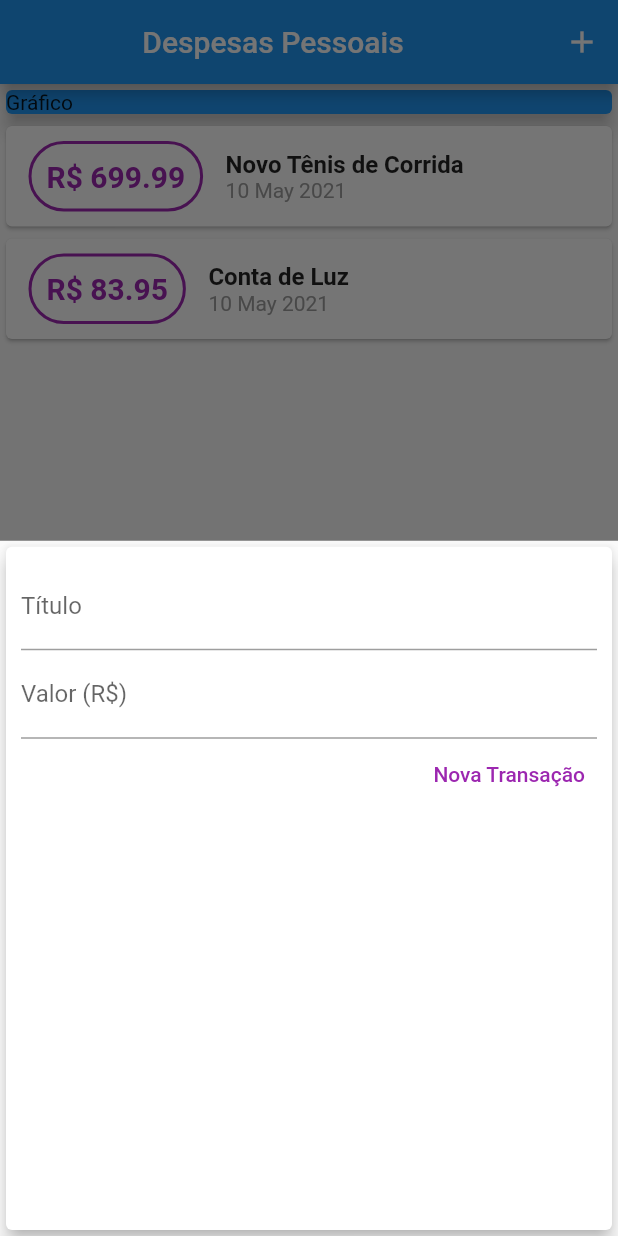
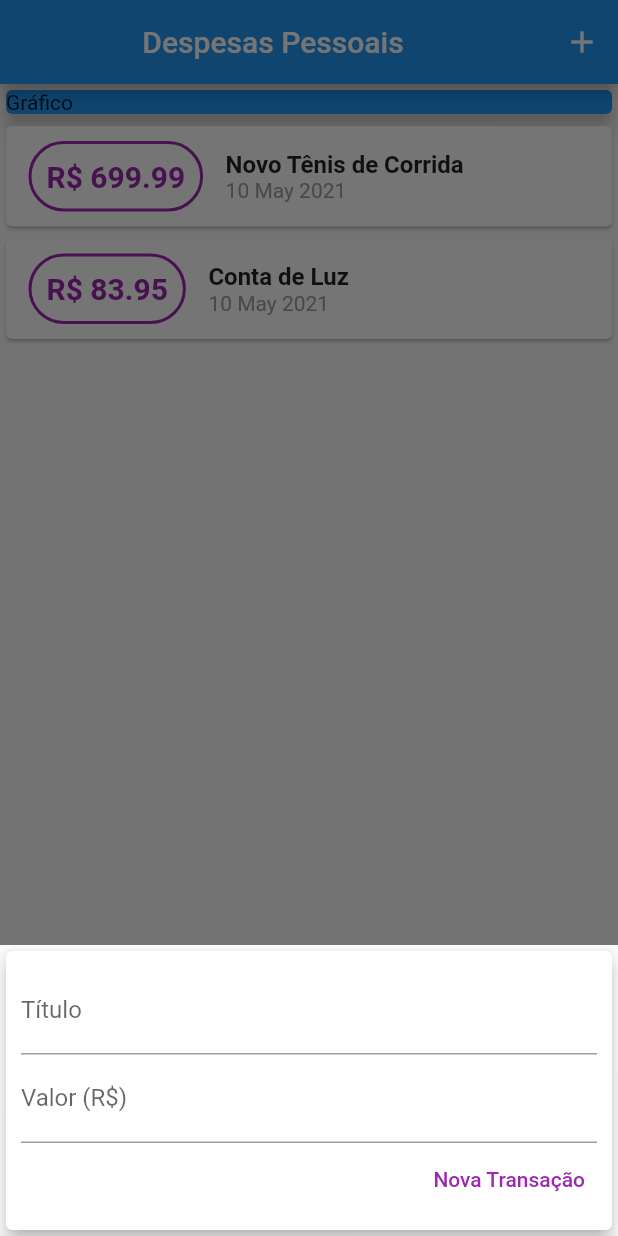
Before and after one commit to iagognunes/ProjetoDespesasPessoais, a Flutter app: the screen it shows after launch, after a tap on the "add" icon, on a phone screen of 412 x 824 dp. Run offline on Flutter 3.47's test engine with Material 2 defaults, Android fonts, the phone set to English and light mode, and no system bars.

Commit message:
Modulo 4: Aula 104
Fechando Formulário (Modal)

```diff
--- a/lib/components/transaction_form.dart
+++ b/lib/components/transaction_form.dart
@@ -27,7 +27,8 @@ class _TransactionFormState extends State<TransactionForm> {
 
   @override
   Widget build(BuildContext context) {
-    return Card(
+    return SingleChildScrollView(
+      child: Card(
         elevation: 5,
         child: Padding(
           padding: const EdgeInsets.all(10),
@@ -64,6 +65,7 @@ class _TransactionFormState extends State<TransactionForm> {
             ],
           ),
         ),
+      ),
     );
   }
 }
--- a/lib/main.dart
+++ b/lib/main.dart
@@ -45,6 +45,8 @@ class _MyHomePageState extends State<MyHomePage> {
     setState(() {
       _transactions.add(newTransaction);
     });
+
+    Navigator.of(context).pop();
   }
 
   _openTransactionFormModal(BuildContext context) {
```
Lines whose indentation alone changed are shown as unchanged.
